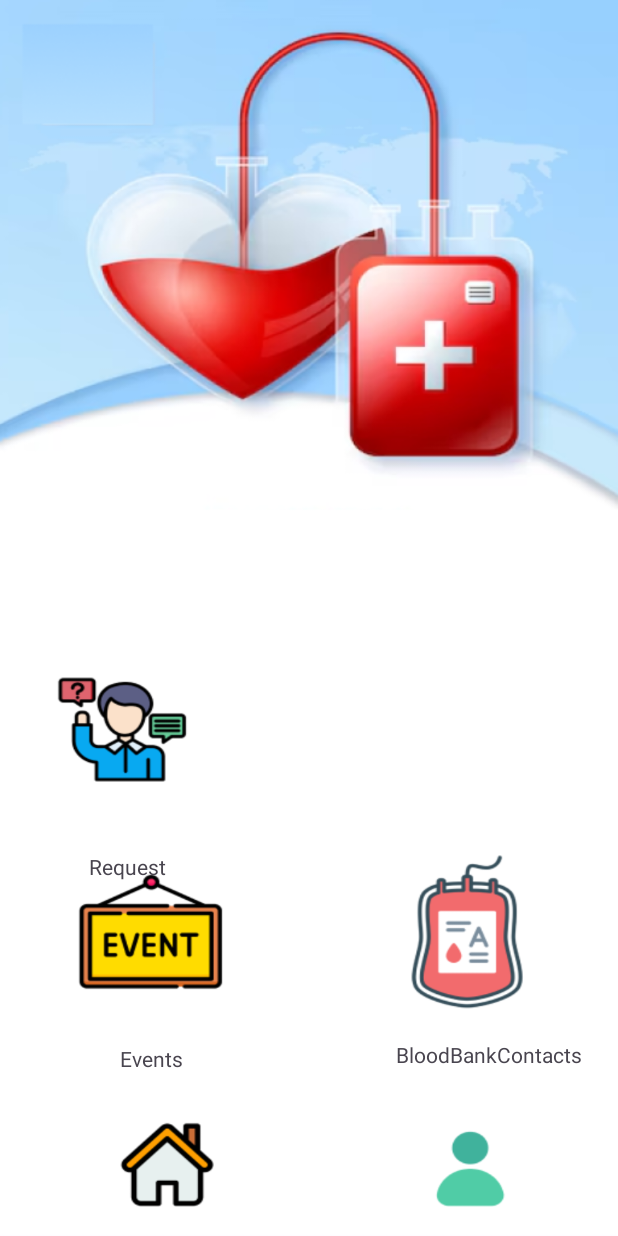
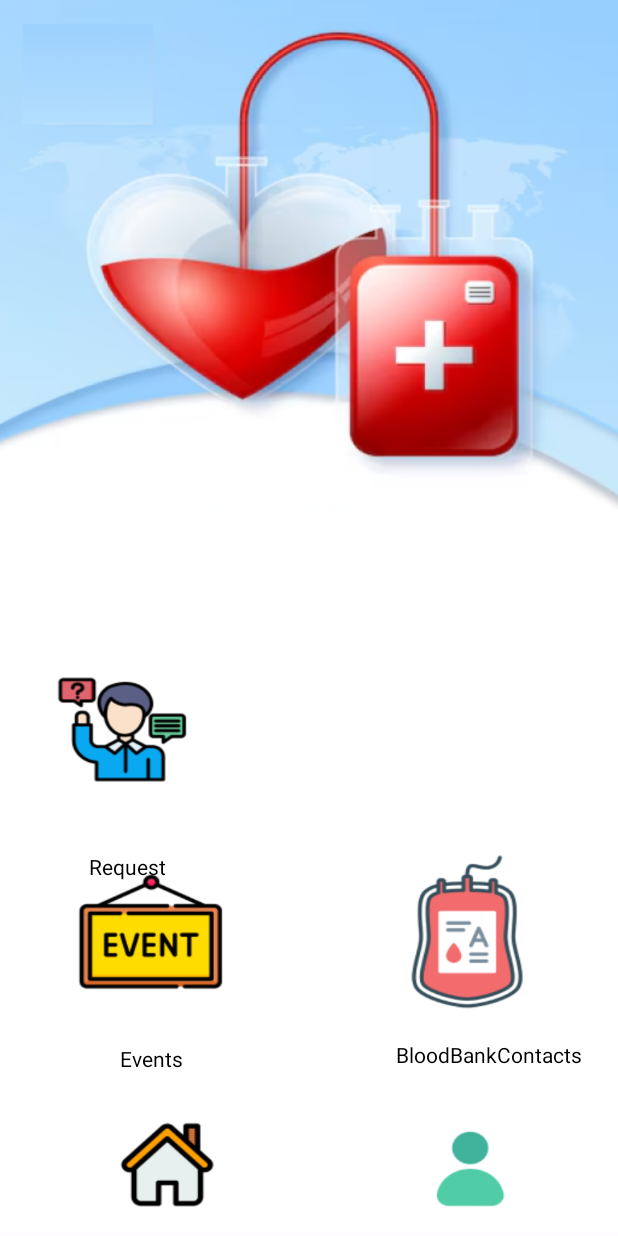
Before and after one commit to sshreya007/android-BloodDonationNetwork, an Android app: the HomeActivity screen opened directly, with no data from a screen before it, on a phone screen of 412 x 824 dp. Run offline under Robolectric (Android 15) with nearby library versions, the phone set to English and light mode, and no system bars.

Commit message:
14th commit

```diff
--- a/app/src/main/res/layout/activity_home.xml
+++ b/app/src/main/res/layout/activity_home.xml
@@ -60,7 +60,10 @@
         android:layout_height="wrap_content"
         android:layout_marginStart="59dp"
         android:layout_marginTop="18dp"
+        android:layout_marginBottom="35dp"
         android:text="Request "
+        android:textColor="@color/black"
+        app:layout_constraintBottom_toTopOf="@+id/buttonEvent"
         app:layout_constraintStart_toStartOf="parent"
         app:layout_constraintTop_toBottomOf="@+id/buttonRequest" />
     <TextView
@@ -70,6 +73,7 @@
         android:layout_marginStart="80dp"
         android:layout_marginTop="12dp"
         android:text="Events"
+        android:textColor="@color/black"
         app:layout_constraintStart_toStartOf="parent"
         app:layout_constraintTop_toBottomOf="@+id/buttonEvent" />
 
@@ -80,6 +84,7 @@
         android:layout_marginTop="16dp"
         android:layout_marginEnd="24dp"
         android:text="BloodBankContacts"
+        android:textColor="@color/black"
         app:layout_constraintEnd_toEndOf="parent"
         app:layout_constraintTop_toBottomOf="@+id/buttonBloodStock" />
 
```
